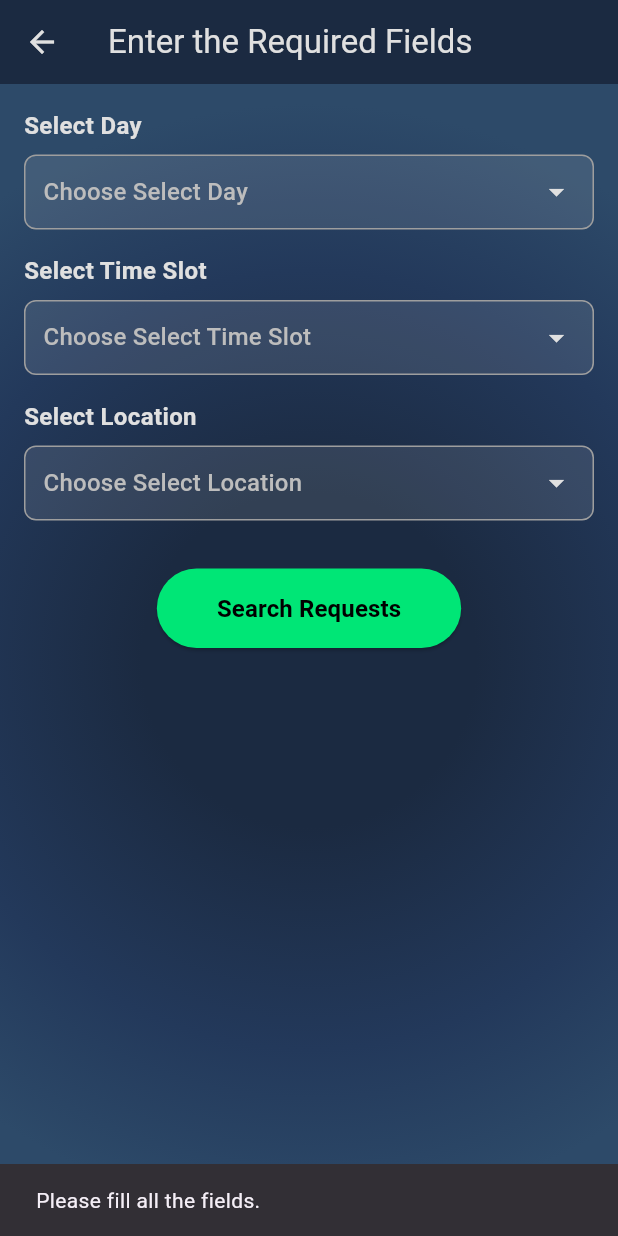
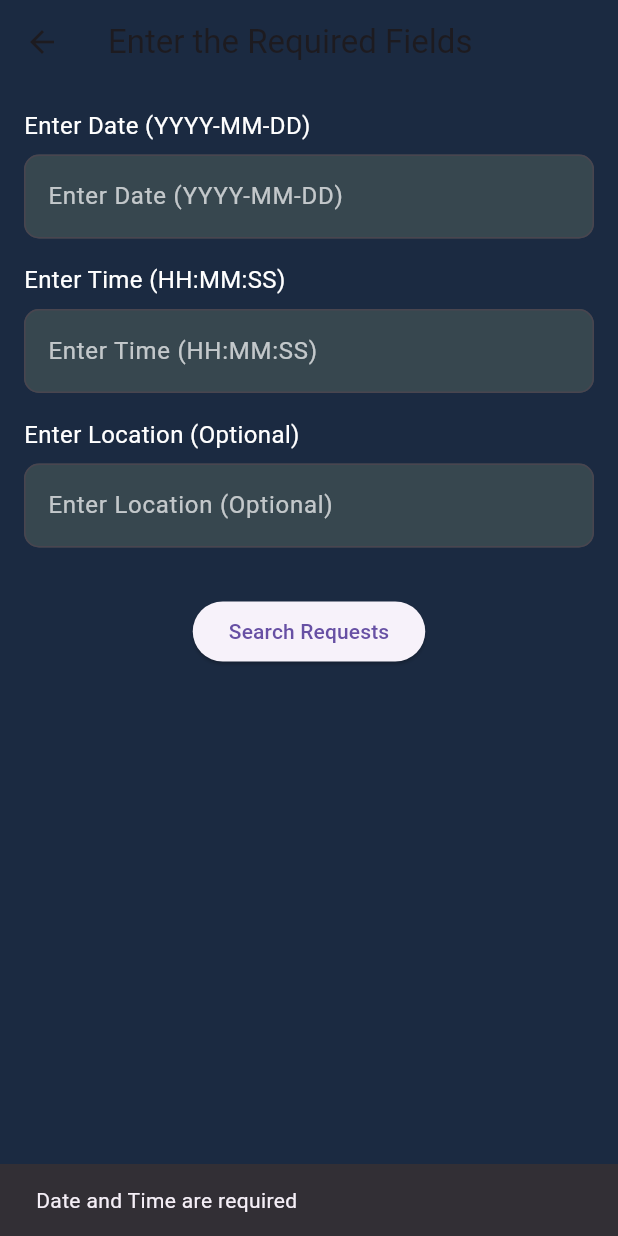
Before and after one commit to Rejin96/futsalapp, a Flutter app: the JoinRequest screen opened directly, after a tap on "Search Requests", on a phone screen of 412 x 824 dp. Run offline on Flutter 3.47's test engine with Material 3 defaults, Android fonts, the phone set to English and light mode, and no system bars; our stand-ins replace geolocator, google_maps_flutter, image_picker, shared_preferences; accounts and stored records are empty.

Commit message:
updated the create request and join request successfully

```diff
--- a/frontend/lib/src/pages/join_request/join_request.dart
+++ b/frontend/lib/src/pages/join_request/join_request.dart
@@ -1,4 +1,9 @@
+import 'dart:convert';
 import 'package:flutter/material.dart';
+import 'package:http/http.dart' as http;
+import 'package:geolocator/geolocator.dart';
+import 'package:playerconnect/src/pages/join_request/show_request/show_request.dart';
+import 'package:shared_preferences/shared_preferences.dart';
 
 class JoinRequest extends StatefulWidget {
   const JoinRequest({super.key});
@@ -8,163 +13,160 @@ class JoinRequest extends StatefulWidget {
 }
 
 class _JoinRequestState extends State<JoinRequest> {
-  String? selectedDay;
-  String? selectedTimeSlot;
-  String? selectedLocation;
+  final TextEditingController dateController = TextEditingController();
+  final TextEditingController timeController = TextEditingController();
+  final TextEditingController locationController = TextEditingController();
 
-  final List<String> days = [
-    "Monday",
-    "Tuesday",
-    "Wednesday",
-    "Thursday",
-    "Friday",
-    "Saturday",
-    "Sunday"
-  ];
-  final List<String> timeSlots = [
-    "6 AM - 8 AM",
-    "8 AM - 10 AM",
-    "4 PM - 6 PM",
-    "6 PM - 8 PM",
-    "8 PM - 10 PM"
-  ];
-  final List<String> locations = ["Thankot", "Baneshwor", "Sankhamul", "Patan"];
+  @override
+  void dispose() {
+    dateController.dispose();
+    timeController.dispose();
+    locationController.dispose();
+    super.dispose();
+  }
+
+  // 🔹 Function to Fetch Data Based on Condition
+  Future<void> fetchData() async {
+    SharedPreferences prefs = await SharedPreferences.getInstance();
+    String? csrfToken = prefs.getString('csrf_token');
+    if (csrfToken == null) {
+      ScaffoldMessenger.of(context).showSnackBar(
+        SnackBar(content: Text("Failed to fetch CSRF token")),
+      );
+      return;
+    }
+
+    String date = dateController.text.trim();
+    String time = timeController.text.trim();
+    String? location = locationController.text.trim().isEmpty ? null : locationController.text.trim();
+
+    if (date.isEmpty || time.isEmpty) {
+      ScaffoldMessenger.of(context).showSnackBar(
+        SnackBar(content: Text("Date and Time are required")),
+      );
+      return;
+    }
+
+    Map<String, dynamic> body;
+
+    if (location == null) {
+      // 🔹 Get Location Coordinates if no location is provided
+      Position position = await Geolocator.getCurrentPosition(desiredAccuracy: LocationAccuracy.high);
+      body = {
+        "date": date,
+        "time": time,
+        "longitude": position.longitude.toString(),
+        "latitude": position.latitude.toString(),
+        "location": null
+      };
+    } else {
+      // 🔹 Send Selected Location
+      body = {
+        "date": date,
+        "time": time,
+        "location": location
+      };
+    }
+
+    try {
+      final response = await http.post(
+        Uri.parse('http://192.168.1.68:8000/show_game_req/'),
+        headers: {
+          "Content-Type": "application/json",
+          "X-CSRFToken": csrfToken,
+          'Cookie': 'csrftoken=$csrfToken',
+        },
+        body: jsonEncode(body),
+      );
+      print("Request Body: ${jsonEncode(body)}");
+      print("Selected Location: $location");
+
+      if (response.statusCode == 200) {
+        final responseData = jsonDecode(response.body);
+        print("Reponse Data:$responseData");
+        print("Type of status: ${responseData["status"].runtimeType}");  // Check the type
+        print(responseData["status"]);
+        print(responseData["distances"]);
+        if (responseData["status"] != null && responseData["status"] == "success") {
+          if(location == null){
+          Navigator.push(
+            context,
+            MaterialPageRoute(
+              builder: (context) => ShowRequest(gameRequests: responseData["distances"]),
+            ),
+          );}
+          else{
+             Navigator.push(
+            context,
+            MaterialPageRoute(
+              builder: (context) => ShowRequest(gameRequests: responseData["game_requests"]),
+            ),
+          );
+          }
+        } else {
+          ScaffoldMessenger.of(context).showSnackBar(
+            SnackBar(content: Text("No game requests found.")),
+          );
+        }
+      } else {
+        ScaffoldMessenger.of(context).showSnackBar(
+          SnackBar(content: Text("Failed to fetch game requests.")),
+        );
+      }
+    } catch (e) {
+      ScaffoldMessenger.of(context).showSnackBar(
+        SnackBar(content: Text("Error: $e")),
+      );
+    }
+  }
 
   @override
   Widget build(BuildContext context) {
-    return SafeArea(
-      child: Scaffold(
+    return Scaffold(
+      backgroundColor: Color(0xFF1B2A41),
       appBar: AppBar(
-          leading: IconButton(
-            icon: Icon(
-              Icons.arrow_back,
-              color: Colors.grey.shade300,
+        title: Text("Enter the Required Fields"),
+        backgroundColor: Color(0xFF1B2A41),
       ),
-            onPressed: () {
-              Navigator.pop(context);
-            },
-          ),
-          title: Text(
-            "Enter the Required Fields",
-            style: TextStyle(color: Colors.grey.shade300),
-          ),
-          backgroundColor: Color(0xFF1B2A41),
-          elevation: 0,
-        ),
-        body: Container(
-          width: double.infinity,
+      body: Padding(
         padding: EdgeInsets.all(16),
-          decoration: BoxDecoration(
-            gradient: RadialGradient(
-              center: Alignment.center,
-              radius: 0.9,
-              colors: [
-                Color(0xFF1B2A41),
-                Color(0xFF23395B),
-                Color(0xFF2D4A69),
-              ],
-              stops: [0.3, 0.7, 1.0],
-            ),
-          ),
         child: Column(
           crossAxisAlignment: CrossAxisAlignment.start,
           children: [
-              buildDropdown("Select Day", days, selectedDay, (value) {
-                setState(() {
-                  selectedDay = value;
-                });
-              }),
+            buildTextField("Enter Date (YYYY-MM-DD)", dateController, TextInputType.datetime),
             SizedBox(height: 16),
-              buildDropdown("Select Time Slot", timeSlots, selectedTimeSlot,
-                  (value) {
-                setState(() {
-                  selectedTimeSlot = value;
-                });
-              }),
+            buildTextField("Enter Time (HH:MM:SS)", timeController, TextInputType.datetime),
             SizedBox(height: 16),
-              buildDropdown("Select Location", locations, selectedLocation,
-                  (value) {
-                setState(() {
-                  selectedLocation = value;
-                });
-              }),
+            buildTextField("Enter Location (Optional)", locationController, TextInputType.text),
             SizedBox(height: 32),
             Center(
               child: ElevatedButton(
-                  style: ElevatedButton.styleFrom(
-                    backgroundColor: Colors.greenAccent.shade400,
-                    padding: EdgeInsets.symmetric(horizontal: 40, vertical: 15),
-                  ),
-                  onPressed: () {
-                    if (selectedDay != null &&
-                        selectedTimeSlot != null &&
-                        selectedLocation != null) {
-                      // Trigger filter logic here
-                      print(
-                          "Filtering requests for $selectedDay, $selectedTimeSlot at $selectedLocation");
-                    } else {
-                      ScaffoldMessenger.of(context).showSnackBar(
-                        SnackBar(content: Text("Please fill all the fields.")),
-                      );
-                    }
-                  },
-                  child: Text(
-                    "Search Requests",
-                    style: TextStyle(
-                        fontSize: 16,
-                        fontWeight: FontWeight.bold,
-                        color: Colors.black),
-                  ),
+                onPressed: fetchData, // Call fetchData when button is clicked
+                child: Text("Search Requests"),
               ),
             ),
           ],
         ),
       ),
-      ),
     );
   }
 
-  Widget buildDropdown(String label, List<String> items, String? selectedValue,
-      ValueChanged<String?> onChanged) {
+  Widget buildTextField(String label, TextEditingController controller, TextInputType keyboardType) {
     return Column(
       crossAxisAlignment: CrossAxisAlignment.start,
       children: [
-        Text(
-          label,
-          style: TextStyle(
-              color: Colors.grey.shade300,
-              fontSize: 16,
-              fontWeight: FontWeight.bold),
-        ),
+        Text(label, style: TextStyle(color: Colors.white, fontSize: 16)),
         SizedBox(height: 8),
-        Container(
-          padding: EdgeInsets.symmetric(horizontal: 12),
-          decoration: BoxDecoration(
-            color: Colors.white.withOpacity(0.1),
-            borderRadius: BorderRadius.circular(8),
-            border: Border.all(color: Colors.grey.shade500),
-          ),
-          child: DropdownButtonHideUnderline(
-            child: DropdownButton<String>(
-              dropdownColor: Color(0xFF23395B),
-              value: selectedValue,
-              hint: Text(
-                "Choose $label",
-                style: TextStyle(color: Colors.grey.shade400),
-              ),
-              icon: Icon(Icons.arrow_drop_down, color: Colors.grey.shade300),
-              isExpanded: true,
-              items: items.map((String item) {
-                return DropdownMenuItem<String>(
-                  value: item,
-                  child: Text(
-                    item,
-                    style: TextStyle(color: Colors.grey.shade200),
-                  ),
-                );
-              }).toList(),
-              onChanged: onChanged,
-            ),
+        TextField(
+          controller: controller,
+          keyboardType: keyboardType,
+          style: TextStyle(color: Colors.white),
+          decoration: InputDecoration(
+            filled: true,
+            fillColor: Colors.blueGrey[800],
+            border: OutlineInputBorder(borderRadius: BorderRadius.circular(10)),
+            hintText: label,
+            hintStyle: TextStyle(color: Colors.white70),
           ),
         ),
       ],
```
Also changed, not shown: frontend/lib/src/pages/join_request/show_request/show_request.dart (added, +128 -0 lines), 5 other files. Lines whose indentation alone changed are shown as unchanged.
